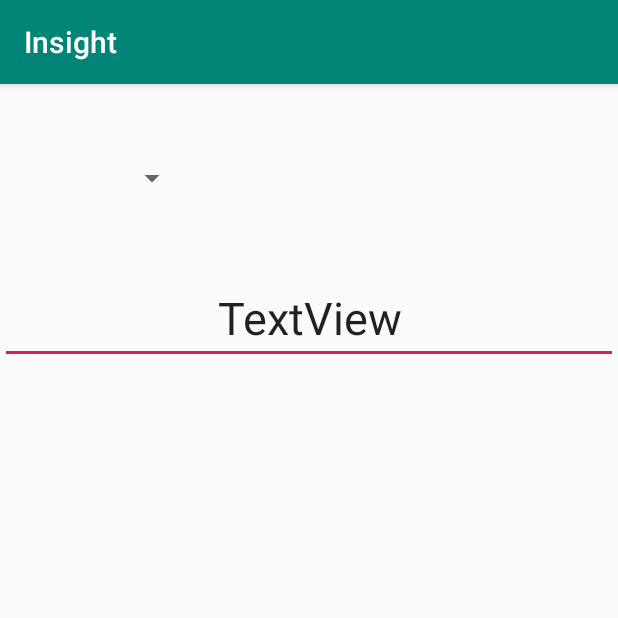
After one commit to Kvtulder/Programmeer-project, an Android app: the NewCategoryActivity screen opened directly, with no data from a screen before it, on a phone screen of 412 x 824 dp, the top half of it. The commit adds this screen. Run offline under Robolectric (Android 15) with nearby library versions, the phone set to English and light mode, and no system bars.

Commit message:
small improvements

```diff
--- a/app/src/main/AndroidManifest.xml
+++ b/app/src/main/AndroidManifest.xml
@@ -1,7 +1,6 @@
 <?xml version="1.0" encoding="utf-8"?>
 <manifest xmlns:android="http://schemas.android.com/apk/res/android"
     package="com.example.kasper.insight">
-
 
     <application
         android:allowBackup="true"
@@ -10,6 +9,7 @@
         android:roundIcon="@mipmap/ic_launcher_round"
         android:supportsRtl="true"
         android:theme="@style/AppTheme">
+        <activity android:name=".NewCategoryActivity"></activity>
         <activity android:name=".InsightActivity">
             <intent-filter>
                 <action android:name="android.intent.action.MAIN" />
@@ -51,7 +51,7 @@
                 android:name="android.support.PARENT_ACTIVITY"
                 android:value="com.example.kasper.insight.InsightActivity" />
         </activity>
-        <activity android:name=".CategoryViewActivity"></activity>
+        <activity android:name=".CategoryViewActivity" />
     </application>
 
 </manifest>
--- a/app/src/main/java/com/example/kasper/insight/CategoryAdapter.java
+++ b/app/src/main/java/com/example/kasper/insight/CategoryAdapter.java
@@ -29,6 +29,11 @@ public class CategoryAdapter extends BaseAdapter {
 
     public void addPosition(CategoryObject object, int position){
         categories.add(position, object);
+    }
+
+    // overide method for when the object can be inserted at the end
+    public void addPosition(CategoryObject object){
+        categories.add(object);
     }
 
     public int getPosition(CategoryObject object){
--- /dev/null
+++ b/app/src/main/java/com/example/kasper/insight/NewCategoryActivity.java
@@ -0,0 +1,13 @@
+package com.example.kasper.insight;
+
+import android.support.v7.app.AppCompatActivity;
+import android.os.Bundle;
+
+public class NewCategoryActivity extends AppCompatActivity {
+
+    @Override
+    protected void onCreate(Bundle savedInstanceState) {
+        super.onCreate(savedInstanceState);
+        setContentView(R.layout.activity_new_category);
+    }
+}
--- a/app/src/main/java/com/example/kasper/insight/ProcressTransactionsActivity.java
+++ b/app/src/main/java/com/example/kasper/insight/ProcressTransactionsActivity.java
@@ -29,8 +29,8 @@ public class ProcressTransactionsActivity extends AppCompatActivity {
         // Show a snackbar with the hint to import new transactions if there aren't any
         if (adapter.getCount() == 0){
             Snackbar snackbar = Snackbar
-                    .make(viewPager, "Nothing here yet!", Snackbar.LENGTH_INDEFINITE);
-            snackbar.setAction("IMPORT", new View.OnClickListener() {
+                    .make(viewPager, "Je hebt alles al verwerkt!", Snackbar.LENGTH_INDEFINITE);
+            snackbar.setAction("IMPORT NEW", new View.OnClickListener() {
 
                 // start CSV reader activity
                 @Override
--- a/app/src/main/java/com/example/kasper/insight/TransactionFragmentStatePagerAdapter.java
+++ b/app/src/main/java/com/example/kasper/insight/TransactionFragmentStatePagerAdapter.java
@@ -33,9 +33,7 @@ public class TransactionFragmentStatePagerAdapter  extends FragmentStatePagerAda
 
         super(fm);
         sqlManager = SQLManager.getInstance(context);
-        transactions = sqlManager.getTransactions();
-
-
+        transactions = sqlManager.getTransactionsWithoutCategory();
     }
 
     @Override
--- a/app/src/main/res/layout/activity_category_view.xml
+++ b/app/src/main/res/layout/activity_category_view.xml
@@ -53,6 +53,7 @@
         android:textSize="18sp" />
 
     <ListView
+        android:id="@+id/listView"
         android:layout_width="match_parent"
         android:layout_height="match_parent" />
 </LinearLayout>
--- /dev/null
+++ b/app/src/main/res/layout/activity_new_category.xml
@@ -0,0 +1,23 @@
+<?xml version="1.0" encoding="utf-8"?>
+<LinearLayout xmlns:android="http://schemas.android.com/apk/res/android"
+    xmlns:app="http://schemas.android.com/apk/res-auto"
+    xmlns:tools="http://schemas.android.com/tools"
+    android:layout_width="match_parent"
+    android:layout_height="match_parent"
+    android:orientation="vertical">
+
+
+    <Spinner
+        android:id="@+id/imageSelector"
+        android:layout_width="125dp"
+        android:layout_height="125dp" />
+
+    <EditText
+        android:id="@+id/textView"
+        android:layout_width="match_parent"
+        android:layout_height="wrap_content"
+        android:text="TextView"
+        android:textAlignment="center"
+        android:textSize="30sp" />
+
+</LinearLayout>
```
Also changed, not shown: app/src/main/java/com/example/kasper/insight/CategoryViewActivity.java (+9 -0 lines), app/src/main/java/com/example/kasper/insight/InsightActivity.java (+30 -6 lines), app/src/main/java/com/example/kasper/insight/ManageCategoriesActivity.java (+16 -3 lines), app/src/main/java/com/example/kasper/insight/SQLManager.java (+39 -1 lines), app/src/main/java/com/example/kasper/insight/StatisticsHelper.java (added, +55 -0 lines), app/src/main/java/com/example/kasper/insight/TransactionListAdapter.java (+6 -5 lines), app/src/main/java/com/example/kasper/insight/TransactionOverViewActivity.java (+6 -1 lines).
